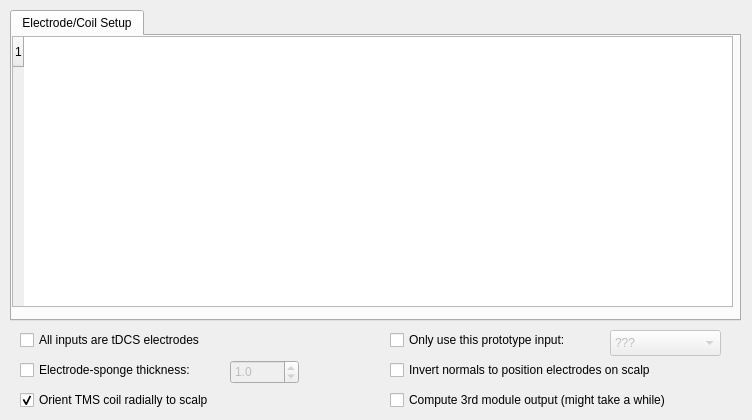
First picture: the form in src/Interface/Modules/BrainStimulator/ElectrodeCoilSetupDialog.ui, repository SCIInstitute/SCIRun, before the edit.
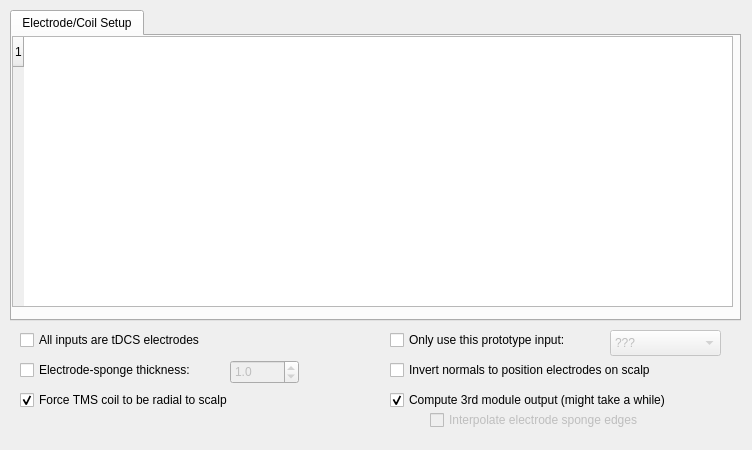
Second picture: the form after the edit.

```diff
--- a/src/Interface/Modules/BrainStimulator/ElectrodeCoilSetupDialog.ui
+++ b/src/Interface/Modules/BrainStimulator/ElectrodeCoilSetupDialog.ui
@@ -7,13 +7,13 @@
     <x>0</x>
     <y>0</y>
     <width>752</width>
-    <height>420</height>
+    <height>450</height>
    </rect>
   </property>
   <property name="minimumSize">
    <size>
     <width>752</width>
-    <height>420</height>
+    <height>450</height>
    </size>
   </property>
   <property name="windowTitle">
@@ -167,13 +167,13 @@
      <width>271</width>
      <height>20</height>
     </rect>
-   </property> 
+   </property>
+   <property name="text">
+    <string>Force TMS coil to be radial to scalp</string>
+   </property>
    <property name="checked">
     <bool>true</bool>
    </property>
-   <property name="text">
-    <string>Orient TMS coil radially to scalp</string>
-   </property>
   </widget>
   <widget class="QCheckBox" name="PutElectrodesOnScalpCheckBox_">
    <property name="geometry">
@@ -187,6 +187,28 @@
    <property name="text">
     <string>Compute 3rd module output (might take a while)</string>
    </property>
+   <property name="checked">
+    <bool>true</bool>
+   </property>
+  </widget>
+  <widget class="QCheckBox" name="InterpolateElectrodeShapeCheckbox_">
+   <property name="enabled">
+    <bool>false</bool>
+   </property>
+   <property name="geometry">
+    <rect>
+     <x>430</x>
+     <y>410</y>
+     <width>281</width>
+     <height>20</height>
+    </rect>
+   </property>
+   <property name="text">
+    <string>Interpolate electrode sponge edges</string>
+   </property>
+   <property name="checked">
+    <bool>false</bool>
+   </property>
   </widget>
  </widget>
  <layoutdefault spacing="6" margin="11"/>
```
Left out of the diff: 18 changed lines with no effect on the pictures.
